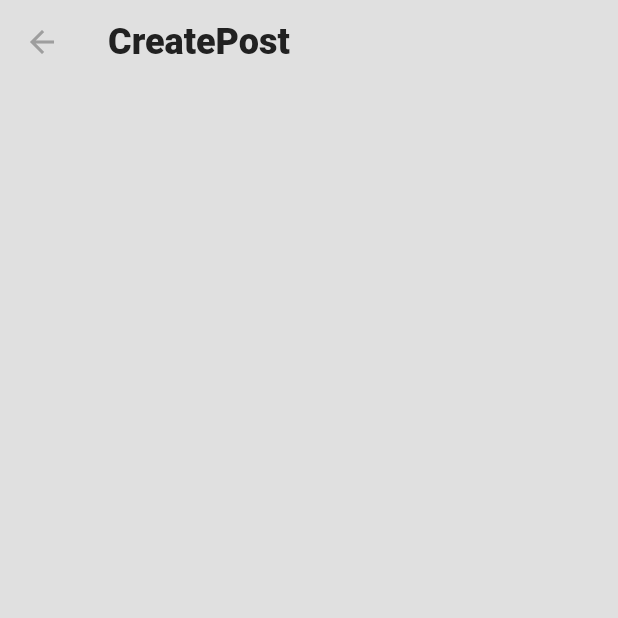
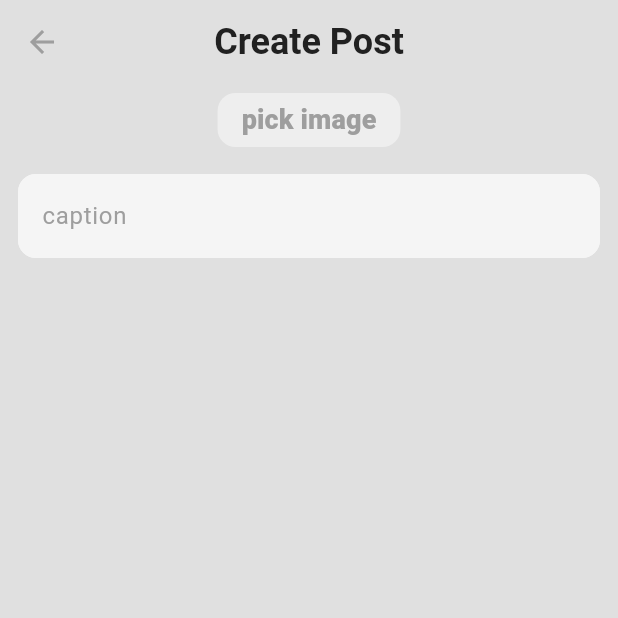
Before and after one commit to MainakSen30/vyral, a Flutter app: the UploadPostPage screen opened directly, on a phone screen of 412 x 824 dp, the top half of it. Run offline on Flutter 3.47's test engine with Material 3 defaults, Android fonts, the phone set to English and light mode, and no system bars; our stand-ins replace cached_network_image, cloud_firestore, file_picker, firebase_auth, firebase_core, firebase_storage and 1 more; accounts and stored records are empty; Roboto replaces fonts that are missing (Poppins).

Commit message:
feat(posts): add post creation and upload functionality
- Implement post creation with image and caption
- Add web and mobile platform support for image upload
- Include loading states and navigation after upload

```diff
--- a/lib/app.dart
+++ b/lib/app.dart
@@ -22,6 +22,8 @@ import 'package:social_media_app/features/authentication/presentation/cubits/aut
 import 'package:social_media_app/features/authentication/presentation/cubits/auth_states.dart';
 import 'package:social_media_app/features/authentication/presentation/pages/auth_page.dart';
 import 'package:social_media_app/features/home/presentation/pages/home_page.dart';
+import 'package:social_media_app/features/posts/data/firebase_post_repo.dart';
+import 'package:social_media_app/features/posts/presentation/cubits/post_cubits.dart';
 import 'package:social_media_app/features/profile/data/repository/firebase_profile_repo.dart';
 import 'package:social_media_app/features/profile/presentation/cubits/profile_cubit.dart';
 import 'package:social_media_app/features/storage/data/firebase_storage_repo.dart';
@@ -33,6 +35,8 @@ class MyApp extends StatelessWidget {
   final firebaseprofileRepo = FirebaseProfileRepo();
   //initialize storage repo
   final firebasestorageRepo = FirebaseStorageRepo();
+  //initialize post repo
+  final firebasePostRepo = FirebasePostRepo();
   MyApp({super.key});
 
   @override
@@ -41,12 +45,20 @@ class MyApp extends StatelessWidget {
       providers: [
         //authcubit
         BlocProvider<AuthCubit>(
-          create: (context) => AuthCubit(authRepo: firebaseauthRepo)..checkAuth(),
+          create: (context) =>
+              AuthCubit(authRepo: firebaseauthRepo)..checkAuth(),
         ),
-       //profilecubit
+        //profilecubit
         BlocProvider<ProfileCubit>(
           create: (context) => ProfileCubit(
             profileRepo: firebaseprofileRepo,
+            storageRepo: firebasestorageRepo,
+          ),
+        ),
+        //postcubit
+        BlocProvider<PostCubits>(
+          create: (context) => PostCubits(
+            postRepo: firebasePostRepo,
             storageRepo: firebasestorageRepo,
           ),
         ),
--- a/lib/features/posts/presentation/pages/upload_post_page.dart
+++ b/lib/features/posts/presentation/pages/upload_post_page.dart
@@ -1,10 +1,15 @@
+import 'dart:io';
 import 'dart:typed_data';
-
 import 'package:file_picker/file_picker.dart';
+import 'package:flutter/foundation.dart' show kIsWeb;
 import 'package:flutter/material.dart';
 import 'package:flutter_bloc/flutter_bloc.dart';
 import 'package:social_media_app/features/authentication/domain/entities/app_user.dart';
+import 'package:social_media_app/features/authentication/presentation/components/my_text_field.dart';
 import 'package:social_media_app/features/authentication/presentation/cubits/auth_cubit.dart';
+import 'package:social_media_app/features/posts/domain/entities/post.dart';
+import 'package:social_media_app/features/posts/presentation/cubits/post_cubits.dart';
+import 'package:social_media_app/features/posts/presentation/cubits/post_states.dart';
 
 class UploadPostPage extends StatefulWidget {
   const UploadPostPage({super.key});
@@ -19,7 +24,7 @@ class _UploadPostPageState extends State<UploadPostPage> {
   //web image
   Uint8List? webImage;
   //text controller for caption.
-  final commentTextController = TextEditingController();
+  final captionTextController = TextEditingController();
   //trach the current User.
   AppUser? currentUser;
 
@@ -35,20 +40,149 @@ class _UploadPostPageState extends State<UploadPostPage> {
     currentUser = authCubit.currentUser;
   }
 
+  //pick image
+  Future<void> pickImage() async {
+    final result = await FilePicker.platform.pickFiles(
+      type: FileType.image,
+      withData: kIsWeb,
+    );
+    if (result != null) {
+      setState(() {
+        imagePickedFile = result.files.first;
+        if (kIsWeb) {
+          webImage = imagePickedFile!.bytes;
+        }
+      });
+    }
+  }
+
+  //create and upload post
+  void uploadPost() {
+    //check if both image and caption are provided.
+    if (imagePickedFile == null || captionTextController.text.isEmpty) {
+      ScaffoldMessenger.of(context).showSnackBar(
+        const SnackBar(content: Text("Both image and caption are needed")),
+      );
+      return;
+    }
+    //create a new post object.
+    final newPost = Post(
+      id: DateTime.now().millisecondsSinceEpoch.toString(),
+      userId: currentUser!.uid,
+      userName: currentUser!.name,
+      text: captionTextController.text,
+      imageUrl: '',
+      timeStamp: DateTime.now(),
+    );
+    //upload the post.
+    final postCubit = context.read<PostCubits>();
+    //web upload.
+    if (kIsWeb) {
+      postCubit.createPost(newPost, imageBytes: imagePickedFile?.bytes);
+    }
+    //mobile upload.
+    else {
+      postCubit.createPost(newPost, imagePath: imagePickedFile?.path);
+    }
+  }
+
+  //dispose the controller
+  @override
+  void dispose() {
+    captionTextController.dispose();
+    super.dispose();
+  }
+
   //UI
   @override
   Widget build(BuildContext context) {
+    return BlocConsumer<PostCubits, PostStates>(
+      builder: (context, state) {
+        if (state is PostLoadingState || state is PostUploadingState) {
+          return Scaffold(
+            body: Center(
+              child: Column(
+                mainAxisAlignment: MainAxisAlignment.center,
+                children: [
+                  CircularProgressIndicator(),
+                  SizedBox(height: 20),
+                  Text(
+                    'Uploading post',
+                    style: TextStyle(
+                      fontSize: 18,
+                      fontWeight: FontWeight.bold,
+                      color: Theme.of(context).colorScheme.primary,
+                    ),
+                  ),
+                ],
+              ),
+            ),
+          );
+        }
+        return buildUploadPage();
+      },
+      //go to previous page when post is uploaded
+      listener: (context, state) {
+        if (state is PostLoadedState) {
+          Navigator.pop(context);
+        }
+      },
+    );
+  }
+
+  Widget buildUploadPage() {
     return Scaffold(
       appBar: AppBar(
-        foregroundColor: Theme.of(context).colorScheme.primary,
         title: Text(
-          "CreatePost",
+          'Create Post',
           style: TextStyle(
-            fontFamily: 'Poppins',
             fontSize: 24,
-            fontWeight: FontWeight.w900,
+            fontWeight: FontWeight.bold,
             color: Theme.of(context).colorScheme.inversePrimary,
           ),
+        ),
+        foregroundColor: Theme.of(context).colorScheme.primary,
+        centerTitle: true,
+      ),
+      body: Center(
+        child: Column(
+          children: [
+            //web
+            if (kIsWeb && webImage != null) Image.memory(webImage!),
+            //mobile
+            if (!kIsWeb && imagePickedFile != null)
+              Image.file(File(imagePickedFile!.path!), height: 200, width: 200),
+            MaterialButton(
+              color: Theme.of(context).colorScheme.secondary,
+              onPressed: pickImage,
+              elevation: 0.0, // Remove shadow
+              highlightElevation: 0.0, // Remove shadow on press
+              hoverElevation: 0.0, // Remove shadow on hover
+              shape: RoundedRectangleBorder(
+                borderRadius: BorderRadius.circular(12),
+              ),
+
+              child: Text(
+                'pick image',
+                style: TextStyle(
+                  fontSize: 18,
+                  fontWeight: FontWeight.w900,
+                  color: Theme.of(context).colorScheme.primary,
+                ),
+              ),
+            ),
+            //caption text controller
+            Padding(
+              padding: const EdgeInsets.all(12.0),
+              child: MyTextField(
+                controller: captionTextController,
+                hintText: "caption",
+                obscureText: false,
+                minimumLines: 1,
+                maximumLines: 4,
+              ),
+            ),
+          ],
         ),
       ),
     );
```
